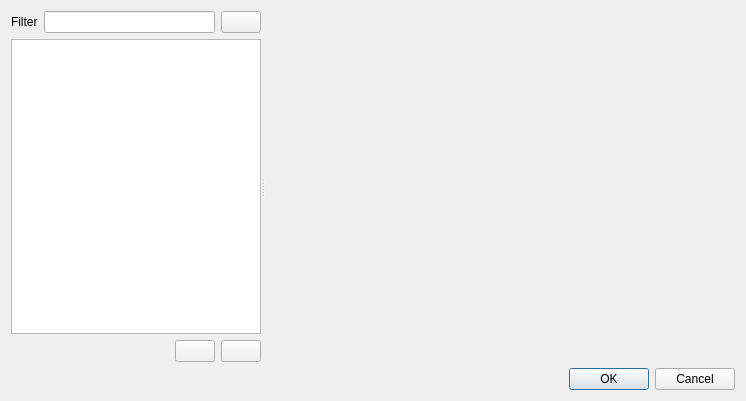
Qt form src/prymatex/gui/config/ui_files/settings.ui (prymatex/prymatex) before a commit.
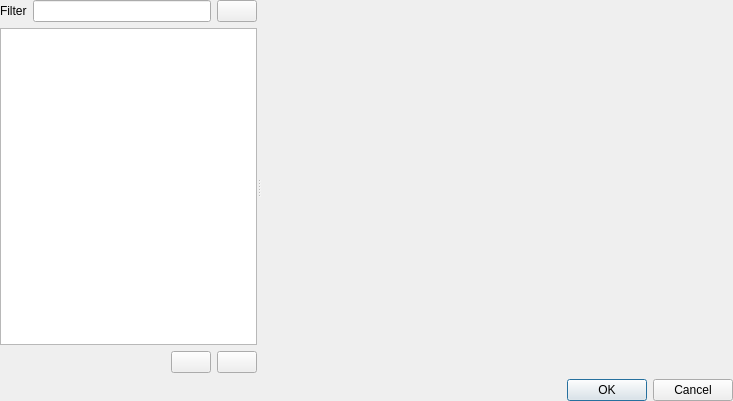
The same form after that commit. Icons and pictures are not drawn. Custom widgets are drawn as their Qt base class.

```diff
--- a/src/prymatex/gui/config/ui_files/settings.ui
+++ b/src/prymatex/gui/config/ui_files/settings.ui
@@ -6,7 +6,7 @@
    <rect>
     <x>0</x>
     <y>0</y>
-    <width>680</width>
+    <width>733</width>
     <height>401</height>
    </rect>
   </property>
@@ -14,13 +14,19 @@
    <string>Prymatex Settings</string>
   </property>
   <layout class="QVBoxLayout" name="verticalLayout_2">
+   <property name="margin">
+    <number>0</number>
+   </property>
    <item>
     <widget class="QSplitter" name="splitter">
      <property name="orientation">
       <enum>Qt::Horizontal</enum>
      </property>
-     <widget class="QWidget" name="">
+     <widget class="QWidget" name="layoutWidget">
       <layout class="QVBoxLayout" name="verticalLayout">
+       <property name="spacing">
+        <number>-1</number>
+       </property>
        <item>
         <layout class="QHBoxLayout" name="horizontalLayout">
          <item>
@@ -47,13 +53,16 @@
         </layout>
        </item>
        <item>
-        <widget class="QTreeView" name="treeView">
+        <widget class="PMXConfigTreeView" name="treeView">
          <property name="minimumSize">
           <size>
            <width>250</width>
            <height>0</height>
           </size>
          </property>
+         <property name="lineWidth">
+          <number>0</number>
+         </property>
         </widget>
        </item>
        <item>
@@ -125,6 +134,13 @@
    </item>
   </layout>
  </widget>
+ <customwidgets>
+  <customwidget>
+   <class>PMXConfigTreeView</class>
+   <extends>QTreeView</extends>
+   <header>prymatex.gui.config.widgets</header>
+  </customwidget>
+ </customwidgets>
  <resources>
   <include location="../../../res.qrc"/>
  </resources>
```
Left out of the diff: 4 changed lines with no effect on the pictures.
